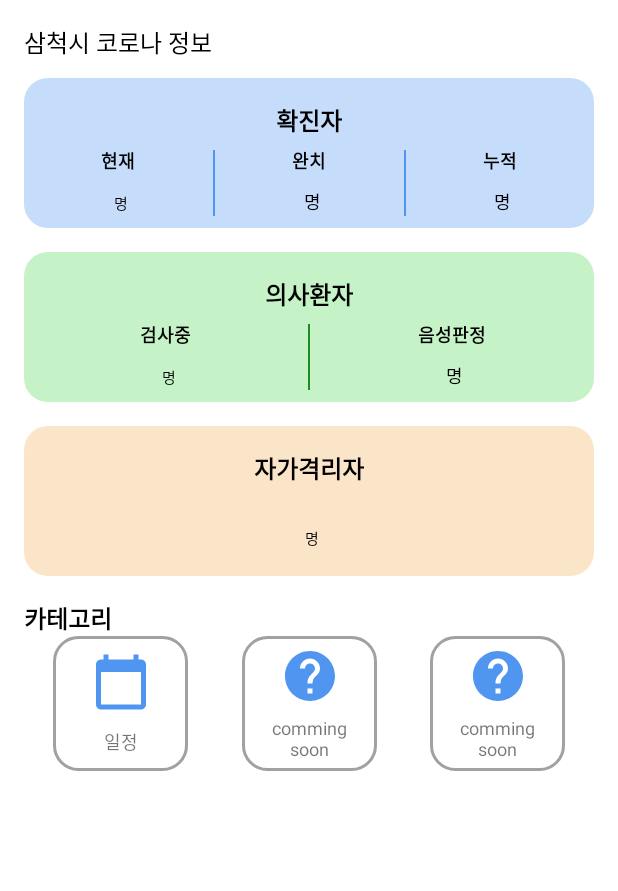
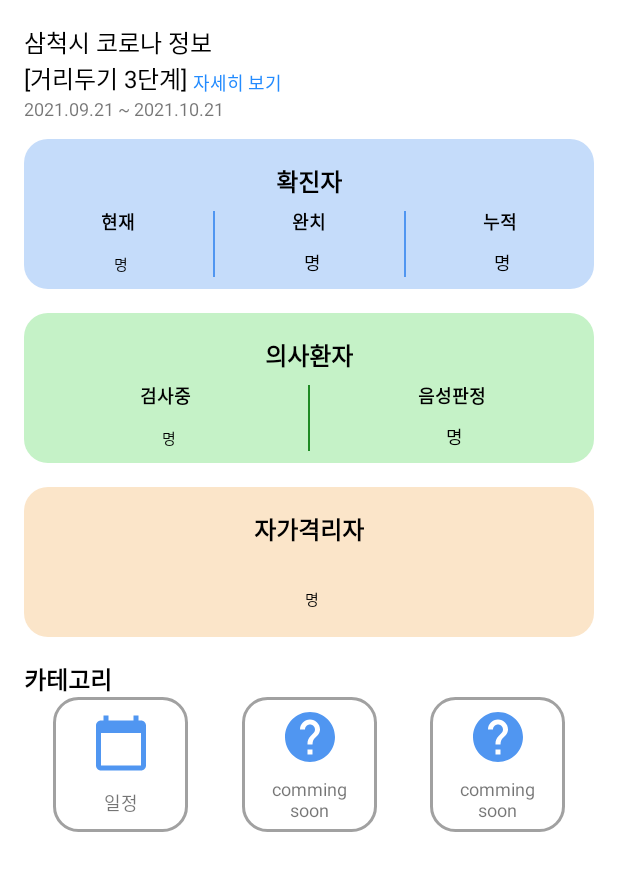
Before and after one commit to wnehdals/Garam_AOS, an Android app built with Jetpack Compose: the layout fragment_home.xml on its own in the app's theme, with its tools: preview values and no code run, on a phone screen of 412 x 824 dp, the part 102-993 px from its top. Run offline under Robolectric (Android 15) with nearby library versions, the light colour scheme and no system bars; network calls fail.

Commit message:
코로나 거리두기 행정지침 웹뷰 추가

```diff
--- a/app/src/main/java/com/jdm/garam/util/Const.kt
+++ b/app/src/main/java/com/jdm/garam/util/Const.kt
@@ -9,6 +9,7 @@ const val BUS_TYPE_URL_3 = "https://www.samcheok.go.kr/specialty/00463/02461.web
 const val BUS_TYPE_URL_4 = "https://www.samcheok.go.kr/specialty/00463/02462.web"
 const val BUS_TYPE_URL_5 = "https://www.samcheok.go.kr/specialty/00463/02459.web"
 const val BUS_TYPE_URL_6 = "https://www.samcheok.go.kr/specialty/00463/02463.web"
+const val CORONA_STEP_INFO_URL = "http://ncov.mohw.go.kr/socdisBoardView.do?brdId=6&brdGubun=1"
 const val STATION_TYPE_START = 1
 const val STATION_TYPE_MIDDLE = 2
 const val STATION_TYPE_END = 3
@@ -19,3 +20,4 @@ const val BASE_URL = "https://jhi7xevof6.execute-api.ap-northeast-2.amazonaws.co
 const val BUS = "BUS"
 const val ARG_DAY = "ARG_DAY"
 const val ARG_DATE = "ARG_DATE"
+const val LINK_URL = "LINK_URL"
--- a/app/src/main/res/layout/fragment_home.xml
+++ b/app/src/main/res/layout/fragment_home.xml
@@ -47,6 +47,35 @@
                     android:textSize="16sp"
                     app:layout_constraintStart_toStartOf="parent"
                     app:layout_constraintTop_toBottomOf="@+id/home_logo" />
+                <TextView
+                    android:id="@+id/home_corona_step"
+                    android:layout_width="wrap_content"
+                    android:layout_height="wrap_content"
+                    tools:text="[거리두기 3단계]"
+                    android:textSize="16sp"
+                    android:layout_marginStart="16dp"
+                    app:layout_constraintStart_toStartOf="parent"
+                    app:layout_constraintTop_toBottomOf="@+id/home_corona_info_title"
+                    android:textColor="@color/black"/>
+                <TextView
+                    android:id="@+id/home_corona_step_detail"
+                    android:layout_width="wrap_content"
+                    android:layout_height="wrap_content"
+                    android:textColor="@color/blue_500"
+                    android:text="@string/see_detail"
+                    android:textSize="12sp"
+                    android:layout_marginStart="4dp"
+                    app:layout_constraintStart_toEndOf="@+id/home_corona_step"
+                    app:layout_constraintBottom_toBottomOf="@+id/home_corona_step"/>
+                <TextView
+                    android:id="@+id/home_corona_step_duration"
+                    android:layout_width="wrap_content"
+                    android:layout_height="wrap_content"
+                    app:layout_constraintTop_toBottomOf="@+id/home_corona_step"
+                    tools:text="2021.09.21 ~ 2021.10.21"
+                    app:layout_constraintStart_toStartOf="parent"
+                    android:layout_marginStart="16dp"
+                    android:textSize="12sp"/>
 
                 <include
                     android:id="@+id/home_corona_pager_1"
@@ -57,7 +86,7 @@
                     android:layout_marginTop="12dp"
                     app:layout_constraintEnd_toEndOf="parent"
                     app:layout_constraintStart_toStartOf="parent"
-                    app:layout_constraintTop_toBottomOf="@+id/home_corona_info_title" />
+                    app:layout_constraintTop_toBottomOf="@+id/home_corona_step_duration" />
 
                 <include
                     android:id="@+id/home_corona_pager_2"
--- a/build.gradle
+++ b/build.gradle
@@ -9,7 +9,7 @@ buildscript {
     }
     dependencies {
         classpath 'com.android.tools.build:gradle:7.0.2'
-        classpath "org.jetbrains.kotlin:kotlin-gradle-plugin:1.5.21"
+        classpath 'org.jetbrains.kotlin:kotlin-gradle-plugin:1.5.21'
         classpath 'com.google.gms:google-services:4.3.10'
         classpath 'com.google.firebase:firebase-crashlytics-gradle:2.7.1'
 
```
Also changed, not shown: app/src/main/AndroidManifest.xml (+6 -1 lines), app/src/main/java/com/jdm/garam/ui/LinkActivity.kt (added, +50 -0 lines), app/src/main/java/com/jdm/garam/ui/home/HomeFragment.kt (+7 -3 lines), app/src/main/res/layout/activity_link.xml (added, +16 -0 lines).
